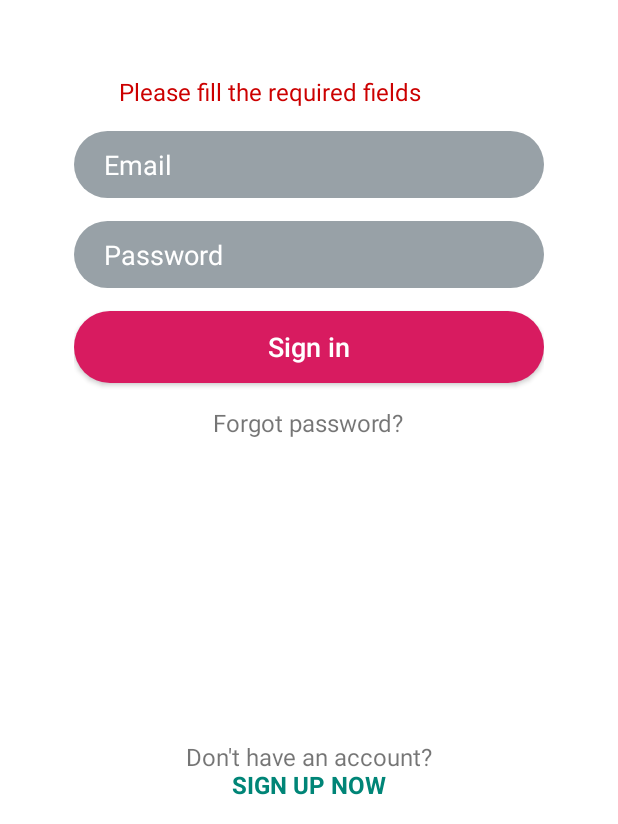
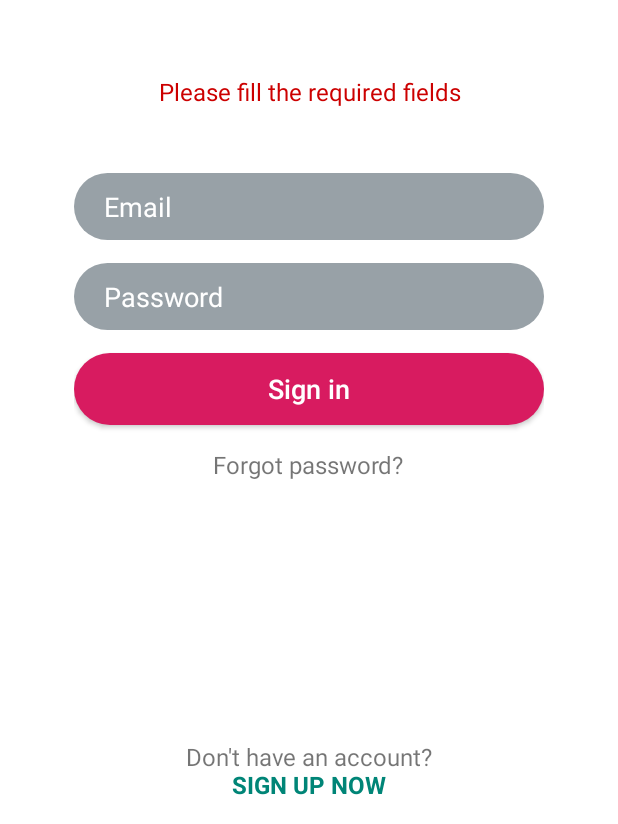
Before and after one commit to redpandacute/studnetz_beta, an Android app: the screen it shows after launch (LoginRegisterActivity), after a tap on "Sign in", on a phone screen of 412 x 824 dp, the part 412-1236 px from its top. Run offline under Robolectric (Android 15) with nearby library versions, the phone set to English and light mode, and no system bars; our stand-ins replace Volley.

Commit message:
removed extra class for register and login added login error handling

```diff
--- a/app/src/main/java/com/unnamed/studnetz/LoginRegister/LoginRegisterActivity.java
+++ b/app/src/main/java/com/unnamed/studnetz/LoginRegister/LoginRegisterActivity.java
@@ -24,16 +24,13 @@ public class LoginRegisterActivity extends AppCompatActivity implements LoginFra
 
     FragmentManager fm;
 
-    LoginRegisterManager mLRManager;
-
     @Override
     protected void onCreate(Bundle savedInstanceState) {
         super.onCreate(savedInstanceState);
         setContentView(R.layout.activity_login_register);
 
-        mLRManager = new LoginRegisterManager(getApplicationContext());
-        mLoginFragment = LoginFragment.newInstance(mLRManager);
-        mRegisterFragment = RegisterFragment.newInstance(mLRManager);
+        mLoginFragment = new LoginFragment();
+        mRegisterFragment = new RegisterFragment();
 
         fm = getSupportFragmentManager();
 
@@ -113,6 +110,5 @@ public class LoginRegisterActivity extends AppCompatActivity implements LoginFra
     @Override
     protected void onStop() {
         super.onStop();
-        mLRManager.onStop();
     }
 }
--- a/app/src/main/java/com/unnamed/studnetz/LoginRegister/LoginRegisterManager.java
+++ /dev/null
@@ -1,28 +0,0 @@
-package com.unnamed.studnetz.LoginRegister;
-
-import android.content.Context;
-
-import com.android.volley.RequestQueue;
-import com.unnamed.studnetz.network.RequestQueueSingleton;
-
-import java.io.Serializable;
-
-public class LoginRegisterManager implements Serializable{
-
-    public static final String REQUEST_TAG = "LOGIN_REGISTER_TAG";
-    private RequestQueue mRequestQueue;
-
-    private Context mContext;
-
-    public LoginRegisterManager(Context ctx){
-        this.mContext = ctx;
-        mRequestQueue = RequestQueueSingleton.getInstance(mContext).getRequestQueue();
-    }
-
-    public void onStop(){
-        if(mRequestQueue != null){
-            mRequestQueue.cancelAll(REQUEST_TAG);
-        }
-    }
-
-}
--- a/app/src/main/java/com/unnamed/studnetz/LoginRegister/login/LoginFragment.java
+++ b/app/src/main/java/com/unnamed/studnetz/LoginRegister/login/LoginFragment.java
@@ -17,16 +17,24 @@ import android.widget.TextView;
 import com.android.volley.RequestQueue;
 import com.android.volley.Response;
 import com.android.volley.VolleyError;
-import com.unnamed.studnetz.LoginRegister.LoginRegisterManager;
 import com.unnamed.studnetz.R;
 import com.unnamed.studnetz.network.RequestQueueSingleton;
 import com.unnamed.studnetz.network.requests.LoginRequest;
+
+import org.json.JSONException;
+import org.json.JSONObject;
+
+import java.util.HashMap;
+import java.util.Map;
 
 public class LoginFragment extends Fragment implements View.OnClickListener {
 
     public interface onLoginFragmentInteractionListener {
         void onLoginButtonPressed(View v);
     }
+
+
+    public static final String REQUEST_TAG = "LOGIN_REQUEST_TAG";
 
     private onLoginFragmentInteractionListener mListener;
 
@@ -36,23 +44,13 @@ public class LoginFragment extends Fragment implements View.OnClickListener {
     private EditText mPasswordField;
     private EditText mEmailField;
 
-    LoginRegisterManager mLRManager;
-
-    public static LoginFragment newInstance(LoginRegisterManager lRManager){
-        LoginFragment fragment = new LoginFragment();
-        Bundle bundle = new Bundle();
-        bundle.putSerializable("LoginRegisterManager", lRManager);
-        fragment.setArguments(bundle);
-
-        return fragment;
-    }
+    private RequestQueue mRequestQueue;
+    private boolean loginIn = false;
 
     @Nullable
     @Override
     public View onCreateView(@NonNull LayoutInflater inflater, @Nullable ViewGroup container, @Nullable Bundle savedInstanceState) {
         View view = inflater.inflate(R.layout.fragment_login, null);
-
-        mLRManager = (LoginRegisterManager) getArguments().getSerializable("LoginRegisterManager");
 
         TextView mButtonLoginSignUp = view.findViewById(R.id.text_login_register);
         mButtonLoginSignUp.setOnClickListener(this);
@@ -68,51 +66,101 @@ public class LoginFragment extends Fragment implements View.OnClickListener {
         mEmailField = view.findViewById(R.id.edittext_login_email);
         mLoginErrorText = view.findViewById(R.id.text_error_login);
 
+        mRequestQueue = RequestQueueSingleton.getInstance(getContext()).getRequestQueue();
+
         return view;
 
     }
 
     @Override
     public void onClick(View v) {
-            if (v.getId() == R.id.button_login_signin) {
-                login();
-            } else {
-                mListener.onLoginButtonPressed(v);
+            if(!loginIn) {
+                if (v.getId() == R.id.button_login_signin) {
+                    login();
+                } else {
+                    mListener.onLoginButtonPressed(v);
+                }
             }
     }
 
     private void login()  {
 
-        String mLoginEmail = mEmailField.getText().toString();
-        String mLoginPassword = mPasswordField.getText().toString();
+        String loginEmail = mEmailField.getText().toString();
+        String loginPassword = mPasswordField.getText().toString();
 
-        if(!TextUtils.isEmpty(mLoginEmail) && !TextUtils.isEmpty(mLoginPassword)){
+        if(!TextUtils.isEmpty(loginEmail) && !TextUtils.isEmpty(loginPassword)){
 
+            loginIn = true;
             mLoginProgressBar.setVisibility(View.VISIBLE);
 
-            LoginRequest loginRequest = new LoginRequest(mLoginEmail, mLoginPassword, new Response.Listener<String>() {
+            Map<String, String> input = new HashMap<>();
+            input.put("email",loginEmail);
+            input.put("password",loginPassword);
+
+            LoginRequest loginRequest = new LoginRequest(input, new Response.Listener<String>() {
                 @Override
                 public void onResponse(String response) {
-                    mLoginErrorText.setText(response);
+                    String error = "";
+
+                    //FIXME: Server return json and error back
+                    String answer = response.substring(0,response.lastIndexOf('}')+1);
+
+                    try {
+                        JSONObject jsonAnswer = new JSONObject(answer);
+
+                        boolean success = jsonAnswer.getBoolean("success");
+                        if(success){
+                            //TODO: if login successful set user
+                            JSONObject user = jsonAnswer.getJSONObject("user");
+                            error = "Hello " + user.getString("firstname") + " " + user.getString("lastname");
+                        }else{
+                            //if login not successful get error
+                            String answerError = jsonAnswer.getString("error");
+
+                            switch (answerError){
+                                case "400:1:Bad Input":
+                                    error = getContext().getResources().getString(R.string.input_field_empty_error);
+                                    break;
+
+                                case"404:1:User not found":
+                                    error = getContext().getResources().getString(R.string.login_wrong_input);
+                                    break;
+
+                                case"401:1:Bad Password":
+                                    error = getContext().getResources().getString(R.string.login_wrong_input);
+                                    break;
+
+                            }
+
+                        }
+
+                    }catch (JSONException jsone){
+                        //Todo: set Answer for json parse error
+                        error = "";
+                    }
+
+                    mLoginProgressBar.setVisibility(View.INVISIBLE);
+                    mLoginErrorText.setText(error);
+                    loginIn = false;
                 }
             }, new Response.ErrorListener() {
                 @Override
                 public void onErrorResponse(VolleyError error) {
 
                     //TODO: Error handling
+                    mLoginProgressBar.setVisibility(View.INVISIBLE);
                     mLoginErrorText.setText(error.toString());
+                    loginIn = false;
                 }
             });
-            //loginRequest.setTag(REQUEST_TAG);
+
+            loginRequest.setTag(REQUEST_TAG);
 
             RequestQueueSingleton.getInstance(this.getContext()).addToRequestQueue(loginRequest);
-
-            //loginIn = false;
 
         }else{
             mLoginErrorText.setText(R.string.input_field_empty_error);
         }
-
     }
 
     @Override
@@ -131,4 +179,12 @@ public class LoginFragment extends Fragment implements View.OnClickListener {
         super.onDetach();
         mListener = null;
     }
+
+    @Override
+    public void onStop() {
+        super.onStop();
+        if(mRequestQueue != null){
+            mRequestQueue.cancelAll(REQUEST_TAG);
+        }
+    }
 }
--- a/app/src/main/java/com/unnamed/studnetz/LoginRegister/register/RegisterFragment.java
+++ b/app/src/main/java/com/unnamed/studnetz/LoginRegister/register/RegisterFragment.java
@@ -17,8 +17,6 @@ import android.widget.Toast;
 import com.android.volley.RequestQueue;
 import com.android.volley.Response;
 import com.android.volley.VolleyError;
-import com.unnamed.studnetz.LoginRegister.LoginRegisterManager;
-import com.unnamed.studnetz.LoginRegister.login.LoginFragment;
 import com.unnamed.studnetz.R;
 import com.unnamed.studnetz.network.RequestQueueSingleton;
 import com.unnamed.studnetz.network.requests.RegisterRequest;
@@ -54,21 +52,8 @@ public class RegisterFragment extends Fragment implements View.OnClickListener{
 
     private boolean register = false;
 
-    LoginRegisterManager mLRManager;
-
-    public static RegisterFragment newInstance(LoginRegisterManager lRManager){
-        RegisterFragment fragment = new RegisterFragment();
-        Bundle bundle = new Bundle();
-        bundle.putSerializable("LoginRegisterManager", lRManager);
-        fragment.setArguments(bundle);
-
-        return fragment;
-    }
-
     public View onCreateView(@NonNull LayoutInflater inflater, @Nullable ViewGroup container, @Nullable Bundle savedInstanceState) {
         View view = inflater.inflate(R.layout.fragment_register, null);
-
-        mLRManager = (LoginRegisterManager) getArguments().getSerializable("LoginRegisterManager");
 
         cfm = getChildFragmentManager();
 
--- a/app/src/main/res/layout/fragment_login.xml
+++ b/app/src/main/res/layout/fragment_login.xml
@@ -46,9 +46,9 @@
             <TextView
                 android:id="@+id/text_error_login"
                 android:layout_width="match_parent"
-                android:layout_height="wrap_content"
-                android:layout_marginLeft="20dp"
+                android:layout_height="50dp"
                 android:textColor="@color/colorErrorRed"
+                android:gravity="center_horizontal"
                 android:textSize="@dimen/normal_font_size"/>
 
             <EditText
```
Also changed, not shown: app/src/main/java/com/unnamed/studnetz/LoginRegister/register/RegisterNameFragment.java (+2 -8 lines), app/src/main/java/com/unnamed/studnetz/LoginRegister/register/RegisterPasswordFragment.java (+2 -6 lines), app/src/main/java/com/unnamed/studnetz/network/requests/LoginRequest.java (+2 -5 lines).
